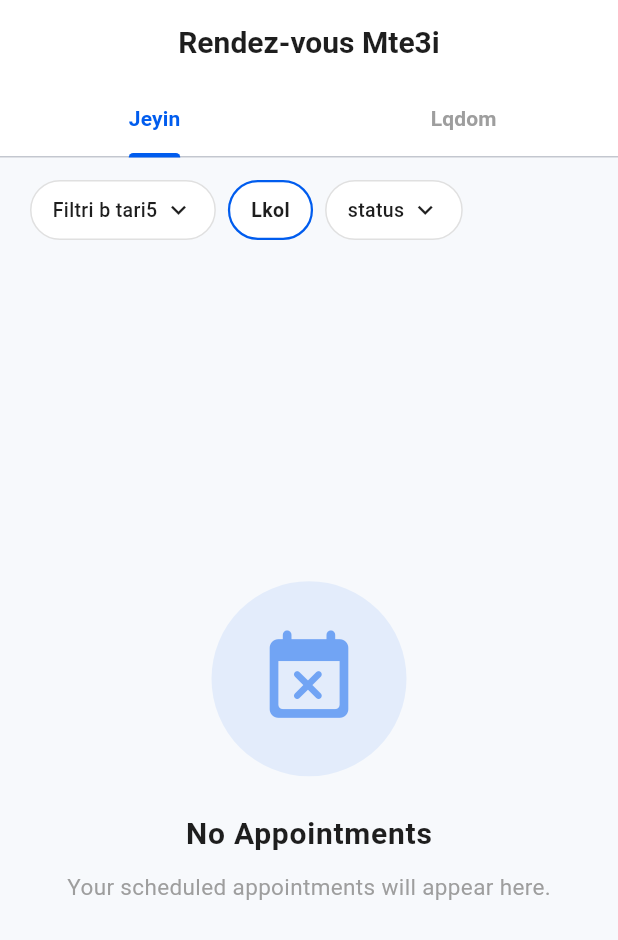
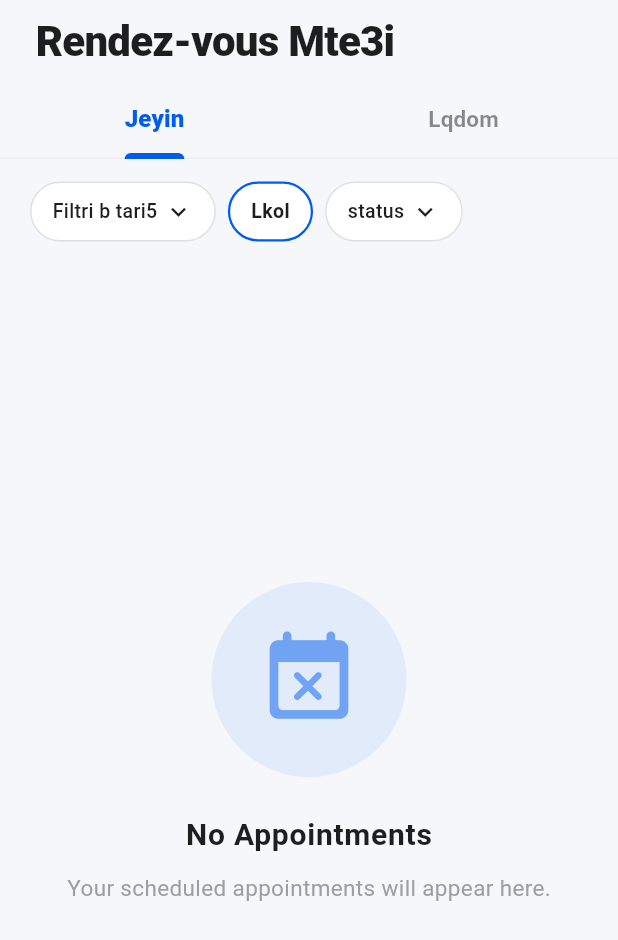
Before and after one commit to TH-montassar/7jemty, a Flutter app: the AppointmentsPage screen opened directly, on a phone screen of 412 x 824 dp. Shown: the top 940 px of the screen. Run offline on Flutter 3.47's test engine with Material 3 defaults, Android fonts, the phone set to English and light mode, and no system bars; our stand-ins replace firebase_core, firebase_messaging, flutter_local_notifications, flutter_map, image_picker, latlong2 and 3 more; accounts and stored records are empty; network calls fail.

Commit message:
Refactor appointments and search pages to feature a more professional design
- Update the main background colors to the app's new cool grey (#F5F7FA).
- Enhance the unauthenticated empty states in AppointmentsPage with softer shadows, circular icons, and rounded action buttons.
- Update SearchPage's search bar to use a rounded layout with softer elevation, removing harsh borders.
- Refine SearchPage's filter chips with updated borders, paddings, and typography.
- Transform SearchPage's salon result cards into highly elevated Material InkWells with rounded corners, subtle shadows, and modernized typography.

Co-authored-by: TH-montassar <56473207+TH-montassar@users.noreply.github.com>

```diff
--- a/flutter_application_1/lib/features/client_space/appointments/presentation/pages/appointments_page.dart
+++ b/flutter_application_1/lib/features/client_space/appointments/presentation/pages/appointments_page.dart
@@ -39,7 +39,7 @@ class _AppointmentsPageState extends State<AppointmentsPage> {
   Widget build(BuildContext context) {
     if (_isLoading) {
       return const Scaffold(
-        backgroundColor: AppColors.bgColor,
+        backgroundColor: Color(0xFFF5F7FA),
         body: Center(
           child: CircularProgressIndicator(color: AppColors.primaryBlue),
         ),
@@ -48,52 +48,55 @@ class _AppointmentsPageState extends State<AppointmentsPage> {
 
     if (!_isLoggedIn) {
       return Scaffold(
-        backgroundColor: Colors.white,
+        backgroundColor: const Color(0xFFF5F7FA),
         appBar: AppBar(
-          backgroundColor: Colors.white,
+          backgroundColor: const Color(0xFFF5F7FA),
+          surfaceTintColor: Colors.transparent,
           elevation: 0,
           automaticallyImplyLeading: false,
           toolbarHeight: 80,
+          titleSpacing: 24,
           title: Text(
             tr(context, 'my_appointments'),
             style: const TextStyle(
               color: Colors.black,
-              fontWeight: FontWeight.bold,
+              fontWeight: FontWeight.w800,
               fontSize: 28,
+              letterSpacing: -0.5,
             ),
           ),
           centerTitle: false,
         ),
         body: Center(
           child: Padding(
-            padding: const EdgeInsets.symmetric(horizontal: 20.0),
+            padding: const EdgeInsets.symmetric(horizontal: 24.0),
             child: Container(
               padding: const EdgeInsets.symmetric(horizontal: 25, vertical: 40),
               decoration: BoxDecoration(
                 color: Colors.white,
-                borderRadius: BorderRadius.circular(15),
-                border: Border.all(color: Colors.grey.shade200),
+                borderRadius: BorderRadius.circular(24),
+                border: Border.all(color: Colors.transparent),
                 boxShadow: [
                   BoxShadow(
-                    color: Colors.black.withValues(alpha: 0.03),
-                    blurRadius: 15,
-                    offset: const Offset(0, 5),
+                    color: Colors.black.withOpacity(0.04),
+                    blurRadius: 25,
+                    offset: const Offset(0, 10),
                   ),
                 ],
               ),
               child: Column(
                 mainAxisSize: MainAxisSize.min,
                 children: [
-                  ShaderMask(
-                    shaderCallback: (bounds) => const LinearGradient(
-                      colors: [Colors.blueAccent, Colors.purpleAccent],
-                      begin: Alignment.topLeft,
-                      end: Alignment.bottomRight,
-                    ).createShader(bounds),
+                  Container(
+                    padding: const EdgeInsets.all(20),
+                    decoration: BoxDecoration(
+                      color: AppColors.primaryBlue.withOpacity(0.08),
+                      shape: BoxShape.circle,
+                    ),
                     child: const Icon(
                       Icons.calendar_month_rounded,
-                      size: 70,
-                      color: Colors.white,
+                      size: 60,
+                      color: AppColors.primaryBlue,
                     ),
                   ),
                   const SizedBox(height: 25),
@@ -101,8 +104,9 @@ class _AppointmentsPageState extends State<AppointmentsPage> {
                     "No appointments",
                     style: TextStyle(
                       fontSize: 22,
-                      fontWeight: FontWeight.bold,
+                      fontWeight: FontWeight.w800,
                       color: Colors.black,
+                      letterSpacing: -0.5,
                     ),
                   ),
                   const SizedBox(height: 12),
@@ -111,8 +115,9 @@ class _AppointmentsPageState extends State<AppointmentsPage> {
                     textAlign: TextAlign.center,
                     style: TextStyle(
                       fontSize: 15,
-                      color: Colors.grey,
+                      color: Colors.black54,
                       height: 1.4,
+                      fontWeight: FontWeight.w500,
                     ),
                   ),
                   const SizedBox(height: 35),
@@ -128,18 +133,18 @@ class _AppointmentsPageState extends State<AppointmentsPage> {
                         );
                       },
                       style: ElevatedButton.styleFrom(
-                        backgroundColor: Colors.black,
+                        backgroundColor: AppColors.primaryBlue,
+                        foregroundColor: Colors.white,
                         padding: const EdgeInsets.symmetric(vertical: 16),
                         shape: RoundedRectangleBorder(
-                          borderRadius: BorderRadius.circular(30),
+                          borderRadius: BorderRadius.circular(24),
                         ),
                         elevation: 0,
                       ),
                       child: const Text(
                         "Search salons",
                         style: TextStyle(
-                          color: Colors.white,
-                          fontWeight: FontWeight.bold,
+                          fontWeight: FontWeight.w800,
                           fontSize: 16,
                         ),
                       ),
@@ -158,20 +163,20 @@ class _AppointmentsPageState extends State<AppointmentsPage> {
                         ).then((_) => _checkAuth());
                       },
                       style: OutlinedButton.styleFrom(
-                        foregroundColor: Colors.black,
+                        foregroundColor: AppColors.primaryBlue,
                         side: const BorderSide(
-                          color: Colors.black12,
+                          color: AppColors.primaryBlue,
                           width: 1.5,
                         ),
                         padding: const EdgeInsets.symmetric(vertical: 16),
                         shape: RoundedRectangleBorder(
-                          borderRadius: BorderRadius.circular(30),
+                          borderRadius: BorderRadius.circular(24),
                         ),
                       ),
                       child: const Text(
                         "Log in or sign up",
                         style: TextStyle(
-                          fontWeight: FontWeight.bold,
+                          fontWeight: FontWeight.w800,
                           fontSize: 16,
                         ),
                       ),
@@ -189,25 +194,31 @@ class _AppointmentsPageState extends State<AppointmentsPage> {
     return DefaultTabController(
       length: 2,
       child: Scaffold(
-        backgroundColor: AppColors.bgColor,
+        backgroundColor: const Color(0xFFF5F7FA),
         appBar: AppBar(
-          backgroundColor: Colors.white,
+          backgroundColor: const Color(0xFFF5F7FA),
+          surfaceTintColor: Colors.transparent,
           elevation: 0,
-          centerTitle: true,
+          centerTitle: false,
+          titleSpacing: 24,
           automaticallyImplyLeading: false,
           title: Text(
             tr(context, 'my_appointments'),
             style: const TextStyle(
               color: AppColors.textDark,
-              fontWeight: FontWeight.bold,
+              fontSize: 28,
+              fontWeight: FontWeight.w800,
+              letterSpacing: -0.5,
             ),
           ),
           bottom: TabBar(
             labelColor: AppColors.primaryBlue,
-            unselectedLabelColor: Colors.grey,
+            unselectedLabelColor: Colors.black45,
             indicatorColor: AppColors.primaryBlue,
-            indicatorWeight: 3,
-            labelStyle: const TextStyle(fontWeight: FontWeight.bold),
+            indicatorWeight: 4,
+            dividerColor: Colors.grey.shade200,
+            labelStyle: const TextStyle(fontWeight: FontWeight.w800, fontSize: 16),
+            unselectedLabelStyle: const TextStyle(fontWeight: FontWeight.w600, fontSize: 15),
             tabs: [
               Tab(text: tr(context, 'upcoming')),
               Tab(text: tr(context, 'history')),
```
Also changed, not shown: flutter_application_1/lib/features/client_space/search/presentation/pages/search_page.dart (+42 -38 lines).
